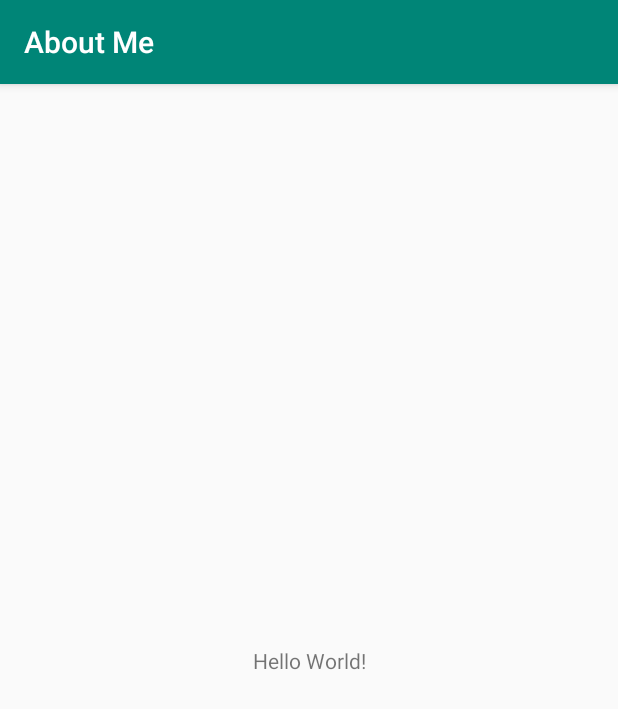
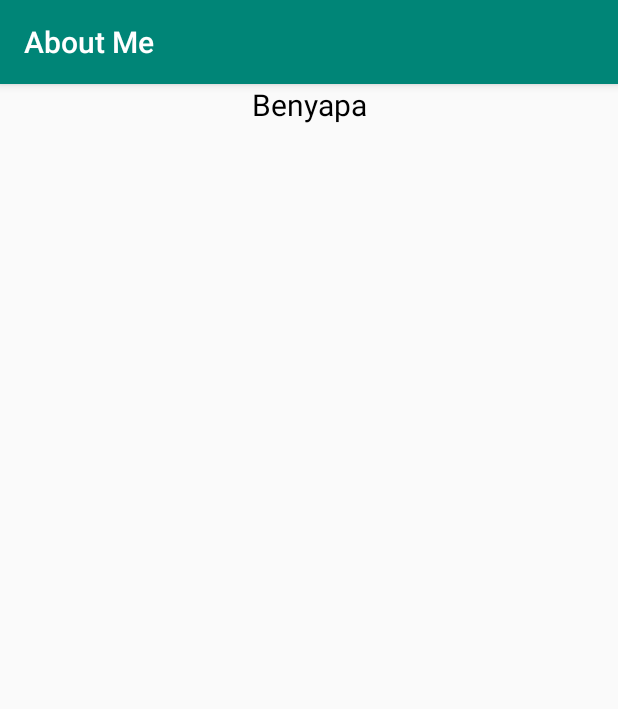
Before and after one commit to mmxlkkBenyapa/AboutMe_lab, an Android app: the screen it shows after launch (MainActivity), on a phone screen of 412 x 824 dp. Shown: the top 709 px of the screen. Run offline under Robolectric (Android 15) with nearby library versions, the phone set to English and light mode, and no system bars.

Commit message:
Add Author

```diff
--- a/app/src/main/res/layout/activity_main.xml
+++ b/app/src/main/res/layout/activity_main.xml
@@ -1,19 +1,15 @@
 <?xml version="1.0" encoding="utf-8"?>
-<androidx.constraintlayout.widget.ConstraintLayout
+<LinearLayout
         xmlns:android="http://schemas.android.com/apk/res/android"
         xmlns:tools="http://schemas.android.com/tools"
         xmlns:app="http://schemas.android.com/apk/res-auto"
         android:layout_width="match_parent"
         android:layout_height="match_parent"
+        android:orientation="vertical"
         tools:context=".MainActivity">
-
     <TextView
-            android:layout_width="wrap_content"
-            android:layout_height="wrap_content"
-            android:text="Hello World!"
-            app:layout_constraintBottom_toBottomOf="parent"
-            app:layout_constraintLeft_toLeftOf="parent"
-            app:layout_constraintRight_toRightOf="parent"
-            app:layout_constraintTop_toTopOf="parent"/>
-
-</androidx.constraintlayout.widget.ConstraintLayout>
+            android:text="@string/name"
+            android:layout_width="match_parent"
+            android:layout_height="wrap_content" android:id="@+id/name_text" android:textSize="@dimen/text_size"
+            android:textColor="@android:color/black" android:textAlignment="center"/>
+</LinearLayout>
--- /dev/null
+++ b/app/src/main/res/values/dimens.xml
@@ -0,0 +1,4 @@
+<?xml version="1.0" encoding="utf-8"?>
+<resources>
+    <dimen name="text_size">20sp</dimen>
+</resources>
--- a/app/src/main/res/values/strings.xml
+++ b/app/src/main/res/values/strings.xml
@@ -1,3 +1,4 @@
 <resources>
     <string name="app_name">About Me</string>
+    <string name="name">Benyapa</string>
 </resources>
```
